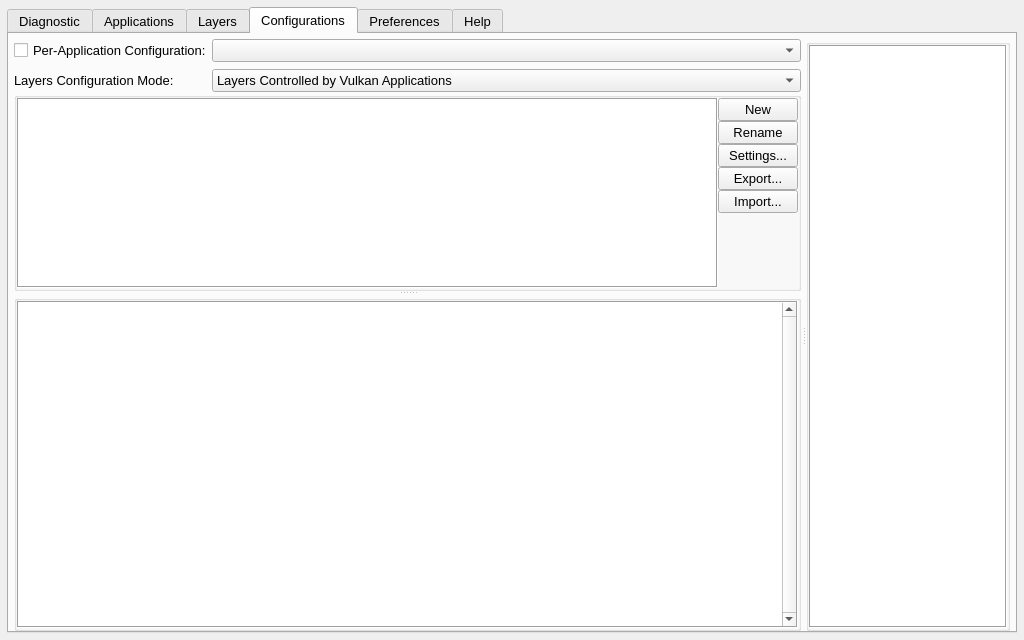
LunarG/VulkanTools, file vkconfig3/mainwindow.ui: the form before one commit.
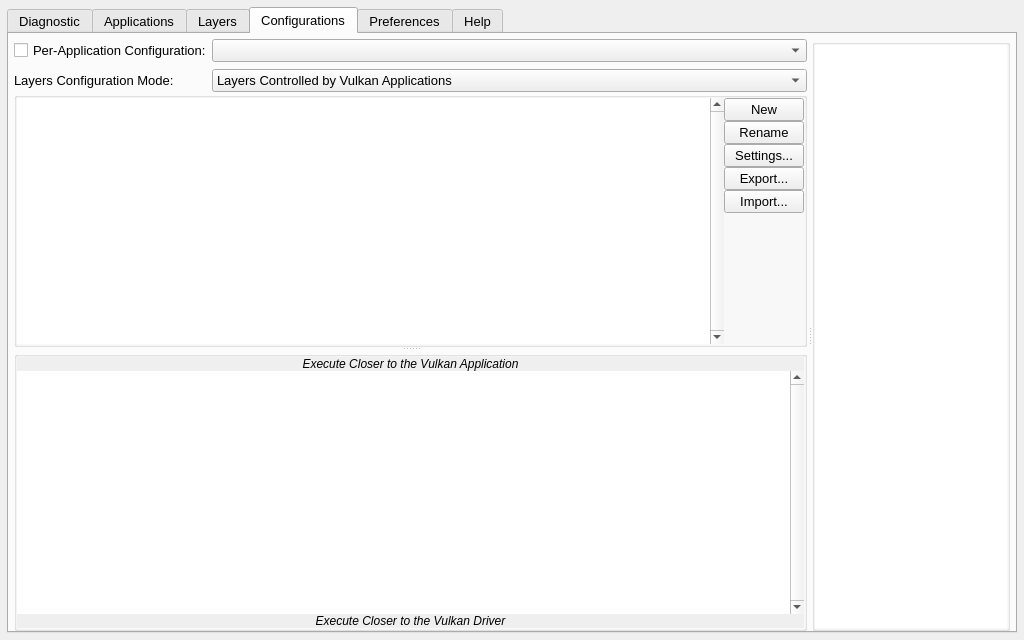
The form after the commit. The open tabs and pages were chosen to show the change. Icons and pictures are not drawn.

```diff
--- a/vkconfig3/mainwindow.ui
+++ b/vkconfig3/mainwindow.ui
@@ -588,8 +588,14 @@
         <property name="bottomMargin">
          <number>0</number>
         </property>
+        <property name="verticalSpacing">
+         <number>0</number>
+        </property>
         <item row="0" column="0">
          <widget class="QSplitter" name="splitter_main">
+          <property name="lineWidth">
+           <number>0</number>
+          </property>
           <property name="orientation">
            <enum>Qt::Horizontal</enum>
           </property>
@@ -603,6 +609,9 @@
            <bool>false</bool>
           </property>
           <widget class="QSplitter" name="splitter_configurations">
+           <property name="lineWidth">
+            <number>0</number>
+           </property>
            <property name="orientation">
             <enum>Qt::Vertical</enum>
            </property>
@@ -746,6 +755,12 @@
                     <property name="frameShadow">
                      <enum>QFrame::Sunken</enum>
                     </property>
+                    <property name="lineWidth">
+                     <number>0</number>
+                    </property>
+                    <property name="verticalScrollBarPolicy">
+                     <enum>Qt::ScrollBarAlwaysOn</enum>
+                    </property>
                     <property name="editTriggers">
                      <set>QAbstractItemView::NoEditTriggers</set>
                     </property>
@@ -911,7 +926,7 @@
             <property name="sizePolicy">
              <sizepolicy hsizetype="Preferred" vsizetype="Preferred">
               <horstretch>0</horstretch>
-              <verstretch>1</verstretch>
+              <verstretch>0</verstretch>
              </sizepolicy>
             </property>
             <layout class="QGridLayout" name="gridLayout_3">
@@ -927,7 +942,39 @@
              <property name="bottomMargin">
               <number>0</number>
              </property>
-             <item row="0" column="0">
+             <property name="spacing">
+              <number>0</number>
+             </property>
+             <item row="2" column="0" alignment="Qt::AlignBottom">
+              <widget class="QLabel" name="execute_closer_application_label">
+               <property name="sizePolicy">
+                <sizepolicy hsizetype="Preferred" vsizetype="MinimumExpanding">
+                 <horstretch>0</horstretch>
+                 <verstretch>0</verstretch>
+                </sizepolicy>
+               </property>
+               <property name="font">
+                <font>
+                 <family>Arial</family>
+                 <pointsize>9</pointsize>
+                 <italic>true</italic>
+                </font>
+               </property>
+               <property name="autoFillBackground">
+                <bool>true</bool>
+               </property>
+               <property name="lineWidth">
+                <number>0</number>
+               </property>
+               <property name="text">
+                <string>Execute Closer to the Vulkan Application</string>
+               </property>
+               <property name="alignment">
+                <set>Qt::AlignBottom|Qt::AlignHCenter</set>
+               </property>
+              </widget>
+             </item>
+             <item row="3" column="0">
               <widget class="QListWidget" name="layers_tree">
                <property name="sizePolicy">
                 <sizepolicy hsizetype="Expanding" vsizetype="Expanding">
@@ -948,7 +995,7 @@
                 <enum>QFrame::Sunken</enum>
                </property>
                <property name="lineWidth">
-                <number>1</number>
+                <number>0</number>
                </property>
                <property name="verticalScrollBarPolicy">
                 <enum>Qt::ScrollBarAlwaysOn</enum>
@@ -970,6 +1017,38 @@
                </property>
               </widget>
              </item>
+             <item row="4" column="0" alignment="Qt::AlignTop">
+              <widget class="QLabel" name="execute_closer_driver_label">
+               <property name="sizePolicy">
+                <sizepolicy hsizetype="Preferred" vsizetype="MinimumExpanding">
+                 <horstretch>0</horstretch>
+                 <verstretch>0</verstretch>
+                </sizepolicy>
+               </property>
+               <property name="font">
+                <font>
+                 <family>Arial</family>
+                 <pointsize>9</pointsize>
+                 <italic>true</italic>
+                </font>
+               </property>
+               <property name="autoFillBackground">
+                <bool>true</bool>
+               </property>
+               <property name="lineWidth">
+                <number>0</number>
+               </property>
+               <property name="text">
+                <string>Execute Closer to the Vulkan Driver</string>
+               </property>
+               <property name="alignment">
+                <set>Qt::AlignBottom|Qt::AlignHCenter</set>
+               </property>
+               <property name="margin">
+                <number>0</number>
+               </property>
+              </widget>
+             </item>
             </layout>
            </widget>
           </widget>
@@ -980,6 +1059,9 @@
              <verstretch>0</verstretch>
             </sizepolicy>
            </property>
+           <property name="lineWidth">
+            <number>0</number>
+           </property>
            <property name="orientation">
             <enum>Qt::Vertical</enum>
            </property>
@@ -1045,10 +1127,10 @@
                 <enum>QFrame::Box</enum>
                </property>
                <property name="frameShadow">
-                <enum>QFrame::Sunken</enum>
+                <enum>QFrame::Plain</enum>
                </property>
                <property name="lineWidth">
-                <number>1</number>
+                <number>0</number>
                </property>
                <property name="horizontalScrollBarPolicy">
                 <enum>Qt::ScrollBarAlwaysOff</enum>
```
Left out of the diff: 10 changed lines with no effect on the pictures.
